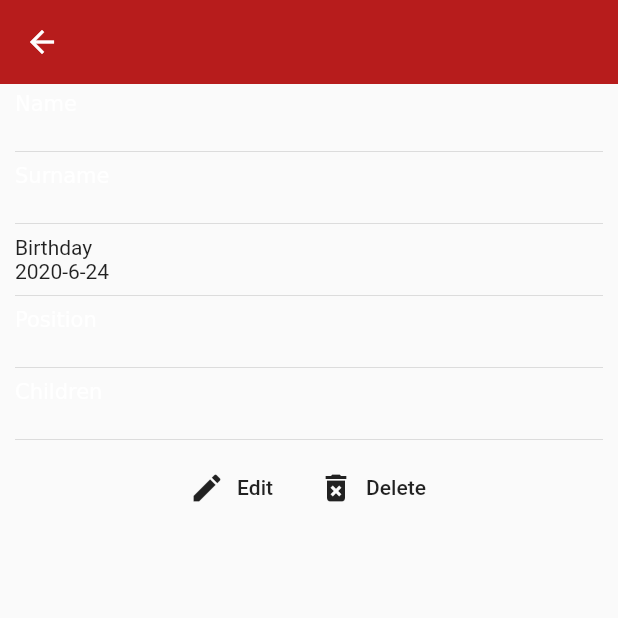
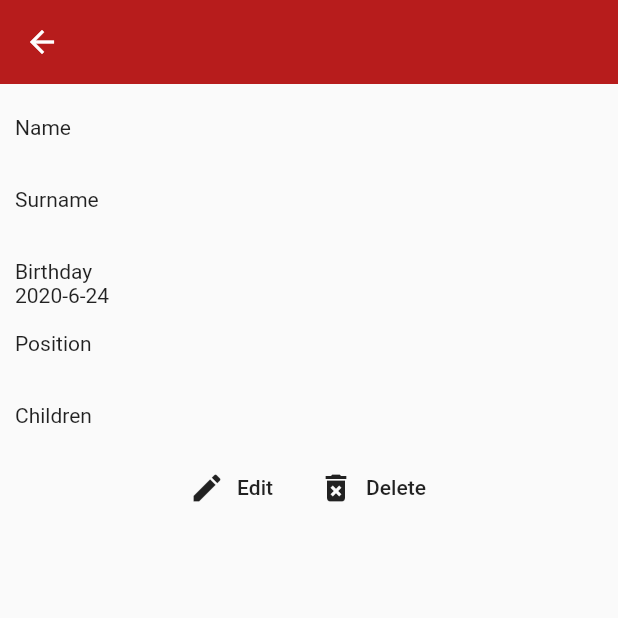
Before and after one commit to IvansPhoto/ekf_example, a Flutter app: the ShowEmployee screen opened directly with empty values, on a phone screen of 412 x 824 dp, the top half of it. Run offline on Flutter 3.47's test engine with Material 2 defaults, Android fonts, the phone set to English and light mode, and no system bars; our stand-ins replace hive, hive_flutter; accounts and stored records are empty; generated files the repository leaves out were written again.

Commit message:
Changed folders

```diff
--- a/lib/pages/ShowEmployee.dart
+++ /dev/null
@@ -1,139 +0,0 @@
-import 'package:ekf_example/classes.dart';
-import 'package:flutter/material.dart';
-import 'package:hive/hive.dart';
-import 'package:hive_flutter/hive_flutter.dart';
-
-class ShowEmployee extends StatelessWidget {
-  @override
-  Widget build(BuildContext context) {
-    final EmployeesData employee = ModalRoute.of(context).settings.arguments;
-
-    return Scaffold(
-      appBar: AppBar(
-        elevation: 0,
-        title: Text('${employee.name} ${employee.surName}'),
-      ),
-      body: ValueListenableBuilder(
-          valueListenable: Hive.box<EmployeesData>(Boxes.employeesBox).listenable(),
-          builder: (context, Box<EmployeesData> box, _) {
-            return ListView(
-              padding: EdgeInsets.symmetric(horizontal: 10, vertical: 5),
-              children: <Widget>[
-                if (employee.name != null)
-                  RichText(
-                      text: TextSpan(
-                    children: <TextSpan>[
-                      const TextSpan(text: 'Name\n'),
-                      TextSpan(text: employee.name),
-                    ],
-                  )),
-                if (employee.name != null) Divider(),
-                if (employee.surName != null)
-                  RichText(
-                      text: TextSpan(
-                    children: <TextSpan>[
-                      const TextSpan(text: 'Surname\n'),
-                      TextSpan(text: employee.surName),
-                    ],
-                  )),
-                if (employee.surName != null) Divider(),
-                if (employee.birthdate != null)
-                  RichText(
-                      text: TextSpan(
-                    style: DefaultTextStyle.of(context).style,
-                    children: <TextSpan>[
-                      const TextSpan(text: 'Birthday\n'),
-                      TextSpan(text: '${employee.birthdate.year}-${employee.birthdate.month}-${employee.birthdate.day}'),
-                    ],
-                  )),
-                if (employee.birthdate != null) Divider(),
-                if (employee.position != null)
-                  RichText(
-                      text: TextSpan(
-                    children: <TextSpan>[
-                      const TextSpan(text: 'Position\n'),
-                      TextSpan(text: employee.position),
-                    ],
-                  )),
-                if (employee.position != null) Divider(),
-                if (employee.children != null)
-                  RichText(
-                      text: TextSpan(
-                    children: <TextSpan>[
-                      const TextSpan(text: 'Children\n'),
-                    ],
-                  )),
-                if (employee.children != null) Divider(),
-                Row(
-                  crossAxisAlignment: CrossAxisAlignment.center,
-                  mainAxisAlignment: MainAxisAlignment.center,
-                  children: <Widget>[
-                    FlatButton.icon(
-                      onPressed: () => Navigator.of(context).pushNamed(RouteNames.newEmployee, arguments: employee),
-                      icon: Icon(Icons.edit),
-                      label: Text('Edit'),
-                    ),
-                    FlatButton.icon(
-                      onPressed: () => Navigator.push(
-                        context,
-                        MaterialPageRoute(
-                            builder: (context) => _DeleteConfirmation(
-                                  employee: employee,
-                                ),
-                            fullscreenDialog: true),
-                      ),
-                      icon: Icon(Icons.delete_forever),
-                      label: Text('Delete'),
-                    )
-                    //TODO: modal to confirm delete the employee
-                  ],
-                )
-              ],
-            );
-          }),
-    );
-  }
-}
-
-class _DeleteConfirmation extends StatelessWidget {
-  final EmployeesData employee;
-
-  _DeleteConfirmation({this.employee});
-
-  final GlobalKey<ScaffoldState> _scaffoldKey = GlobalKey<ScaffoldState>();
-
-  @override
-  Widget build(BuildContext context) {
-    return Scaffold(
-        key: _scaffoldKey,
-        appBar: AppBar(
-          elevation: 0,
-          centerTitle: true,
-          title: const Text('Confirmation'),
-        ),
-        body: Center(
-          child: Column(
-            mainAxisAlignment: MainAxisAlignment.center,
-            crossAxisAlignment: CrossAxisAlignment.center,
-            children: <Widget>[
-              Text('Are you sure to delete of:'),
-              Text('${employee.name} ${employee.surName}'),
-              FlatButton.icon(onPressed: () => Navigator.pop(context), icon: Icon(Icons.restore), label: Text('Stay in the list!')),
-              FlatButton.icon(
-                  onPressed: () {
-                    employee.delete();
-                    Navigator.pop(context);
-                    Navigator.pop(context);
-                    _scaffoldKey.currentState.showSnackBar(SnackBar(
-                      content: Text('The employee has been deleted.'),
-                      duration: Duration(seconds: 5),
-                      elevation: 0,
-                    ));
-                  },
-                  icon: Icon(Icons.delete_forever),
-                  label: Text('Remove from the list!'))
-            ],
-          ),
-        ));
-  }
-}
--- /dev/null
+++ b/lib/pages/ShowEmployee/ActionButtons.dart
@@ -0,0 +1,75 @@
+import 'package:flutter/material.dart';
+import 'package:ekf_example/classes.dart';
+
+class ActionButtons extends StatelessWidget {
+	final EmployeesData employee;
+
+	ActionButtons({this.employee});
+
+	@override
+	Widget build(BuildContext context) {
+		return Row(
+			crossAxisAlignment: CrossAxisAlignment.center,
+			mainAxisAlignment: MainAxisAlignment.center,
+			children: <Widget>[
+				FlatButton.icon(
+					onPressed: () => Navigator.of(context).pushNamed(RouteNames.newEmployee, arguments: employee),
+					icon: Icon(Icons.edit),
+					label: Text('Edit'),
+				),
+				FlatButton.icon(
+					onPressed: () => Navigator.push(
+						context,
+						MaterialPageRoute(builder: (context) => _DeleteConfirmation(employee: employee), fullscreenDialog: true),
+					),
+					icon: Icon(Icons.delete_forever),
+					label: Text('Delete'),
+				)
+				//TODO: modal to confirm delete the employee
+			],
+		);
+	}
+}
+
+class _DeleteConfirmation extends StatelessWidget {
+	final EmployeesData employee;
+
+	_DeleteConfirmation({this.employee});
+
+	final GlobalKey<ScaffoldState> _scaffoldKey = GlobalKey<ScaffoldState>();
+
+	@override
+	Widget build(BuildContext context) {
+		return Scaffold(
+				key: _scaffoldKey,
+				appBar: AppBar(
+					elevation: 0,
+					centerTitle: true,
+					title: const Text('Confirmation'),
+				),
+				body: Center(
+					child: Column(
+						mainAxisAlignment: MainAxisAlignment.center,
+						crossAxisAlignment: CrossAxisAlignment.center,
+						children: <Widget>[
+							Text('Are you sure to delete of:'),
+							Text('${employee.name} ${employee.surName}'),
+							FlatButton.icon(onPressed: () => Navigator.pop(context), icon: Icon(Icons.restore), label: Text('Stay in the list!')),
+							FlatButton.icon(
+									onPressed: () {
+										employee.delete();
+										Navigator.pop(context);
+										Navigator.pop(context);
+										_scaffoldKey.currentState.showSnackBar(SnackBar(
+											content: Text('The employee has been deleted.'),
+											duration: Duration(seconds: 5),
+											elevation: 0,
+										));
+									},
+									icon: Icon(Icons.delete_forever),
+									label: Text('Remove from the list!'))
+						],
+					),
+				));
+	}
+}
--- /dev/null
+++ b/lib/pages/ShowEmployee/ShowEmployee.dart
@@ -0,0 +1,70 @@
+import 'package:ekf_example/classes.dart';
+import 'package:ekf_example/pages/ShowEmployee/ActionButtons.dart';
+import 'package:flutter/material.dart';
+import 'package:hive/hive.dart';
+import 'package:hive_flutter/hive_flutter.dart';
+
+class ShowEmployee extends StatelessWidget {
+  @override
+  Widget build(BuildContext context) {
+    final EmployeesData employee = ModalRoute.of(context).settings.arguments;
+
+    return Scaffold(
+      appBar: AppBar(
+        elevation: 0,
+        title: Text('${employee.name} ${employee.surName}'),
+      ),
+      body: ValueListenableBuilder(
+          valueListenable: Hive.box<EmployeesData>(Boxes.employeesBox).listenable(),
+          builder: (context, Box<EmployeesData> box, _) {
+            return ListView(
+              padding: EdgeInsets.symmetric(horizontal: 10, vertical: 5),
+              children: <Widget>[
+                RichText(
+                    text: TextSpan(
+                  style: DefaultTextStyle.of(context).style,
+                  children: <TextSpan>[
+                    const TextSpan(text: '\nName\n'),
+                    TextSpan(text: employee.name ?? 'Not specified'),
+                  ],
+                )),
+                RichText(
+                    text: TextSpan(
+                  style: DefaultTextStyle.of(context).style,
+                  children: <TextSpan>[
+                    const TextSpan(text: '\nSurname\n'),
+                    TextSpan(text: employee.surName ?? 'Not specified'),
+                  ],
+                )),
+                RichText(
+                    text: TextSpan(
+                  style: DefaultTextStyle.of(context).style,
+                  children: <TextSpan>[
+                    const TextSpan(text: '\nBirthday\n'),
+                    TextSpan(
+                      text: employee.birthdate == null ? 'Not specified' : '${employee.birthdate.year}-${employee.birthdate.month}-${employee.birthdate.day}',
+                    ),
+                  ],
+                )),
+                RichText(
+                    text: TextSpan(
+                  style: DefaultTextStyle.of(context).style,
+                  children: <TextSpan>[
+                    const TextSpan(text: '\nPosition\n'),
+                    TextSpan(text: employee.position ?? 'Not specified'),
+                  ],
+                )),
+                RichText(
+                    text: TextSpan(
+                  style: DefaultTextStyle.of(context).style,
+                  children: <TextSpan>[
+                    const TextSpan(text: '\nChildren\n'),
+                  ],
+                )),
+                ActionButtons(employee: employee),
+              ],
+            );
+          }),
+    );
+  }
+}
--- a/lib/pages/index.dart
+++ b/lib/pages/index.dart
@@ -10,7 +10,9 @@ class Index extends StatelessWidget {
         title: const Text('Home page'),
       ),
       body: Center(
-        child: ListView(
+        child: Column(
+          mainAxisAlignment: MainAxisAlignment.center,
+          crossAxisAlignment: CrossAxisAlignment.center,
           children: <Widget>[
             FlatButton(onPressed: () => Navigator.pushNamed(context, RouteNames.employeesList), child: const Text('Employees List')),
             FlatButton(onPressed: () => Navigator.pushNamed(context, RouteNames.childrenList), child: const Text('Children List')),
```
Also changed, not shown: lib/main.dart (+14 -9 lines).
